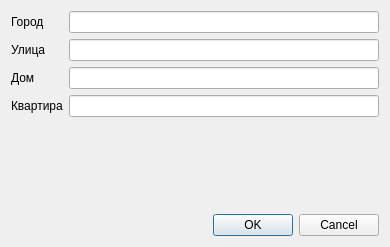
megakoko/m-system, file src/patients/addressdialog.ui: the form before one commit.
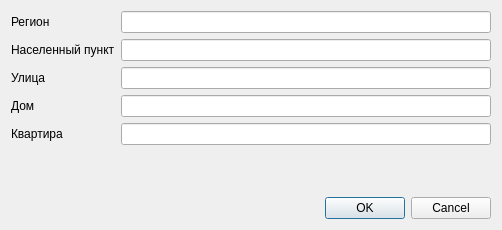
The form after the commit.

Commit message: Добавил регион в адрес.

Diff of the .ui file:
```diff
--- a/src/patients/addressdialog.ui
+++ b/src/patients/addressdialog.ui
@@ -6,8 +6,8 @@
    <rect>
     <x>0</x>
     <y>0</y>
-    <width>390</width>
-    <height>247</height>
+    <width>502</width>
+    <height>230</height>
    </rect>
   </property>
   <property name="windowTitle">
@@ -16,50 +16,60 @@
   <layout class="QVBoxLayout" name="verticalLayout">
    <item>
     <layout class="QFormLayout" name="formLayout">
-     <item row="0" column="0">
+     <item row="1" column="0">
       <widget class="QLabel" name="label">
        <property name="text">
-        <string>Город</string>
+        <string>Населенный пункт</string>
        </property>
       </widget>
      </item>
-     <item row="0" column="1">
+     <item row="1" column="1">
       <widget class="QLineEdit" name="m_city">
        <property name="text">
         <string/>
        </property>
       </widget>
      </item>
-     <item row="1" column="0">
+     <item row="2" column="0">
       <widget class="QLabel" name="label_2">
        <property name="text">
         <string>Улица</string>
        </property>
       </widget>
      </item>
-     <item row="1" column="1">
+     <item row="2" column="1">
       <widget class="QLineEdit" name="m_street"/>
      </item>
-     <item row="2" column="0">
+     <item row="3" column="0">
       <widget class="QLabel" name="label_3">
        <property name="text">
         <string>Дом</string>
        </property>
       </widget>
      </item>
-     <item row="2" column="1">
+     <item row="3" column="1">
       <widget class="QLineEdit" name="m_house"/>
      </item>
-     <item row="3" column="0">
+     <item row="4" column="0">
       <widget class="QLabel" name="label_4">
        <property name="text">
         <string>Квартира</string>
        </property>
       </widget>
      </item>
-     <item row="3" column="1">
+     <item row="4" column="1">
       <widget class="QLineEdit" name="m_apartment"/>
      </item>
+     <item row="0" column="0">
+      <widget class="QLabel" name="label_5">
+       <property name="text">
+        <string>Регион</string>
+       </property>
+      </widget>
+     </item>
+     <item row="0" column="1">
+      <widget class="QLineEdit" name="m_region"/>
+     </item>
     </layout>
    </item>
    <item>
```
Left out of the diff: 1 changed line with no effect on the pictures. The commit also changes 7 other files.
